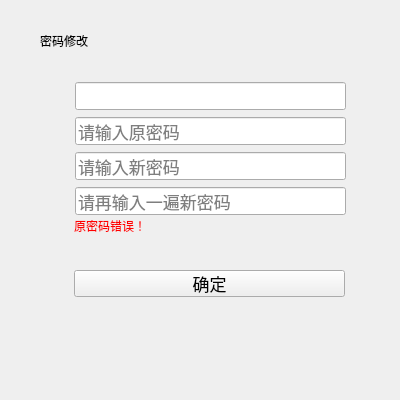
Old version of the form changepasswd.ui in the repository kangwenyun/batch_acquisition_system_qt_before.
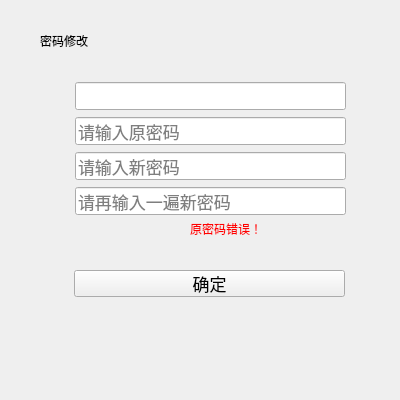
New version of the form.

```diff
--- a/changepasswd.ui
+++ b/changepasswd.ui
@@ -29,8 +29,8 @@
   <widget class="QLabel" name="err_label">
    <property name="geometry">
     <rect>
-     <x>74</x>
-     <y>220</y>
+     <x>190</x>
+     <y>223</y>
      <width>160</width>
      <height>12</height>
     </rect>
@@ -65,7 +65,7 @@
     <string>确定</string>
    </property>
   </widget>
-  <widget class="QWidget" name="">
+  <widget class="QWidget" name="layoutWidget">
    <property name="geometry">
     <rect>
      <x>75</x>
```
